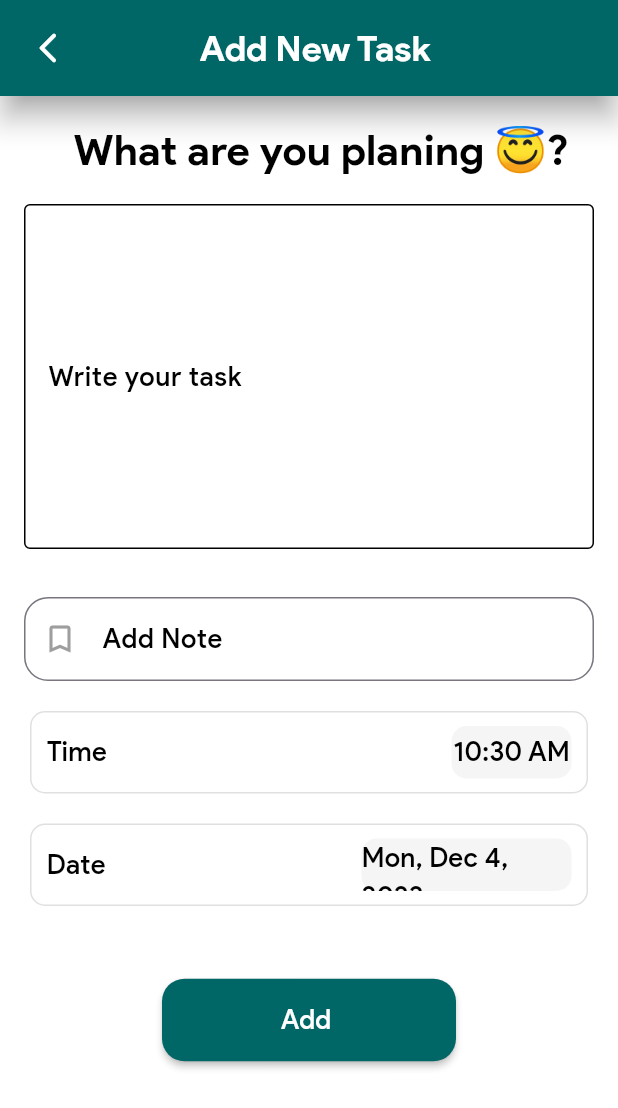
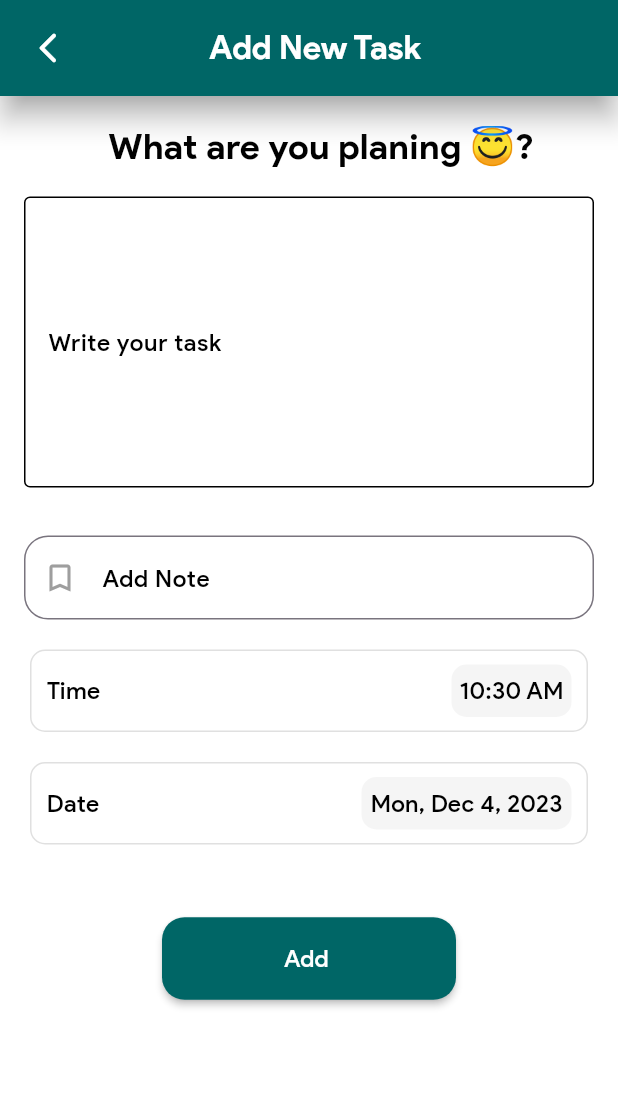
Before and after one commit to HridaySarma800/todo_flutter_bloc, a Flutter app: the screen it shows after launch, after a tap on the "add" icon, on a phone screen of 412 x 824 dp. Shown: the top 1108 px of the screen. Run offline on Flutter 3.47's test engine with Material 3 defaults, Android fonts, the phone set to English and light mode, and no system bars; our stand-ins replace animate_do, bloc, dropdown_button2, equatable, flutter_bloc, flutter_datetime_picker_plus and 2 more; missing offline and left inert: ftoast, panara_dialogs; accounts and stored records are empty.

Commit message:
Project completed

```diff
--- a/lib/logic/home_cubit/home_cubit.dart
+++ b/lib/logic/home_cubit/home_cubit.dart
@@ -8,7 +8,7 @@ import 'package:flutter_bloc/flutter_bloc.dart';
 import 'package:todo/data/impl/datat_repo_impl.dart';
 import 'package:todo/data/models/task_model.dart';
 import 'package:todo/logic/task/task_cubit.dart';
-import 'package:todo/presentation/utils/functions.dart';
+import 'package:todo/presentation/utils/globals.dart';
 
 part 'home_state.dart';
 
--- a/lib/logic/task/task_cubit.dart
+++ b/lib/logic/task/task_cubit.dart
@@ -5,7 +5,7 @@ import 'package:flutter_bloc/flutter_bloc.dart';
 import 'package:todo/data/impl/datat_repo_impl.dart';
 import 'package:todo/data/models/task_model.dart';
 import 'package:todo/logic/home_cubit/home_cubit.dart';
-import 'package:todo/presentation/utils/constants.dart';
+import 'package:todo/presentation/utils/globals.dart';
 
 part 'task_state.dart';
 
--- a/lib/presentation/component/home/empty_body_component.dart
+++ b/lib/presentation/component/home/empty_body_component.dart
@@ -21,43 +21,36 @@ class EmptyBody extends StatelessWidget {
     return Column(
       children: [
         Container(
-          margin: const EdgeInsets.fromLTRB(55, 0, 0, 0),
+          margin: const EdgeInsets.symmetric(
+              vertical: AppSize.medium, horizontal: AppSize.small),
           height: AppSize.large,
           child: Row(
             crossAxisAlignment: CrossAxisAlignment.center,
+            mainAxisAlignment: MainAxisAlignment.spaceEvenly,
             children: [
               SizedBox(
-                width: 25,
-                height: 25,
+                width: AppSize.medium,
+                height: AppSize.medium,
                 child: CircularProgressIndicator(
                   valueColor: AlwaysStoppedAnimation(ColorManager.primary),
                   backgroundColor: Colors.grey,
                   value: 1,
                 ),
               ),
-              const SizedBox(
-                width: 25,
-              ),
               Column(
                 mainAxisAlignment: MainAxisAlignment.center,
                 crossAxisAlignment: CrossAxisAlignment.start,
                 children: [
                   Text(StringsManager.mainTitle,
-                      style: headline2(color: Colors.black)),
+                      style: headline3(color: Colors.black)),
                   const SizedBox(
                     height: 3,
                   ),
-                  Text("0 of 0 task completed !", style: subHeading(color: Colors.black)),
-
+                  Text("0 of 0 task completed !",
+                      style: subHeading(color: Colors.black)),
                 ],
               ),
-              const SizedBox(
-                width: AppSize.medium,
-              ),
-              SizedBox(
-                width: AppSize.large,
-                height: AppSize.large,
-                child: BlocBuilder<DropdownCubit, DropdownState>(
+              BlocBuilder<DropdownCubit, DropdownState>(
                 builder: (context, state) {
                   if (state is DropdownInitial) {
                     return const CircularProgressIndicator();
@@ -65,8 +58,8 @@ class EmptyBody extends StatelessWidget {
                     return DropdownButtonHideUnderline(
                       child: DropdownButton2(
                         customButton: const SizedBox(
-                            height: AppSize.small,
-                            width: AppSize.small,
+                          height: AppSize.semiLarge,
+                          width: AppSize.semiLarge,
                           child: Card(
                             child: Icon(
                               Icons.filter_list,
@@ -82,9 +75,8 @@ class EmptyBody extends StatelessWidget {
                                 child: Row(
                                   children: [
                                     Icon(item.icon,
-                                          color: item ==
-                                              state
-                                                  .items[state.selected]
+                                        color:
+                                            item == state.items[state.selected]
                                                 ? Colors.greenAccent
                                                 : Colors.white,
                                         size: AppSize.semiMedium),
@@ -95,8 +87,7 @@ class EmptyBody extends StatelessWidget {
                                       child: Text(item.text,
                                           style: body(
                                             color: item ==
-                                                  state.items[
-                                                  state.selected]
+                                                    state.items[state.selected]
                                                 ? Colors.greenAccent
                                                 : Colors.white,
                                           )),
@@ -106,8 +97,8 @@ class EmptyBody extends StatelessWidget {
                           ),
                         ],
                         onChanged: (value) {
-                            BlocProvider.of<DropdownCubit>(context).toggle(
-                                state.items.indexOf(value!), state.items);
+                          BlocProvider.of<DropdownCubit>(context)
+                              .toggle(state.items.indexOf(value!), state.items);
                           BlocProvider.of<HomeCubit>(context)
                               .filter(state.items.indexOf(value));
                         },
@@ -120,8 +111,7 @@ class EmptyBody extends StatelessWidget {
                         ),
                         menuItemStyleData: MenuItemStyleData(
                           customHeights: [
-                              ...List<double>.filled(
-                                  state.items.length, 48),
+                            ...List<double>.filled(state.items.length, 48),
                           ],
                         ),
                       ),
@@ -130,18 +120,15 @@ class EmptyBody extends StatelessWidget {
                     return const SizedBox();
                   }
                 },
-                ),
               )
             ],
           ),
         ),
-
-        /// Divider
         const Padding(
           padding: EdgeInsets.only(top: 10),
           child: Divider(
             thickness: 2,
-            indent: 100,
+            indent: AppSize.large,
           ),
         ),
         Column(
--- a/lib/presentation/resources/strings_manager.dart
+++ b/lib/presentation/resources/strings_manager.dart
@@ -1,23 +1,27 @@
-class StringsManager{
+class StringsManager {
   static const String noRouteFound = "Not Found";
   static const String mainTitle = "My Tasks";
-  static const String deleteTaskText  = "Delete Task";
-  static const String addTaskText  = "Add New ";
-  static const String addTaskButtonText  = "Add ";
-  static const String updateTaskText  = "Update ";
+  static const String deleteTaskText = "Delete Task";
+  static const String addTaskText = "Add New ";
+  static const String addTaskButtonText = "Add ";
+  static const String updateTaskText = "Update ";
   static const String boxName = "tasksBox";
   static const String allTasksCompletedText = "All tasks has been completed";
   static const String taskDeletedText = "This task has been deleted";
   static const String taskText = "Task";
   static const String errorTitle = "Oops !";
-  static const String errorMessage = "There is no Task For Delete!\n Try adding some and then try to delete it!";
+  static const String errorMessage =
+      "There is no Task For Delete!\n Try adding some and then try to delete it!";
   static const String confirmationTitle = "Are you sure ?";
   static const String confirmationMessage = "Are you sure ?";
   static const String mandatoryInfoText = "All the fields are mandatory";
   static const String updateInfoText = "You must edit the tasks to update it!";
   static const String yesText = "Yes";
   static const String noText = "No";
-  static const String stateError = "Could not find ancestor widget of type BaseWidget";
+  static const String success = "Success";
+  static const String deletedMessage = "Task has been deleted";
+  static const String stateError =
+      "Could not find ancestor widget of type BaseWidget";
   static const String titleOfTitleTextField = "What are you planing 😇?";
   static const String addNote = 'Add Note';
   static const String writeTaskText = 'Write your task';
--- a/lib/presentation/resources/styles_manager.dart
+++ b/lib/presentation/resources/styles_manager.dart
@@ -11,27 +11,27 @@ TextStyle? _getTextStyle(
       fontWeight: fontWeight);
 }
 
-TextStyle? headline1({double fontSize = FontSize.f28, required Color color}) {
+TextStyle? headline1({double fontSize = FontSize.f24, required Color color}) {
   return _getTextStyle(
       fontSize, FontConstants.fontFamily, FontWeightManager.bold, color);
 }
 
-TextStyle? headline2({double fontSize = FontSize.f24, required Color color}) {
+TextStyle? headline2({double fontSize = FontSize.f22, required Color color}) {
   return _getTextStyle(
       fontSize, FontConstants.fontFamily, FontWeightManager.bold, color);
 }
 
-TextStyle? headline3({double fontSize = FontSize.f22, required Color color}) {
+TextStyle? headline3({double fontSize = FontSize.f18, required Color color}) {
   return _getTextStyle(
       fontSize, FontConstants.fontFamily, FontWeightManager.medium, color);
 }
 
-TextStyle? subHeading({double fontSize = FontSize.f18, required Color color}) {
+TextStyle? subHeading({double fontSize = FontSize.f16, required Color color}) {
   return _getTextStyle(
       fontSize, FontConstants.fontFamily, FontWeightManager.regular, color);
 }
 
-TextStyle? body({double fontSize = FontSize.f16, required Color color}) {
+TextStyle? body({double fontSize = FontSize.f14, required Color color}) {
   return _getTextStyle(
       fontSize, FontConstants.fontFamily, FontWeightManager.regular, color);
 }
--- a/lib/presentation/screens/task_screen.dart
+++ b/lib/presentation/screens/task_screen.dart
@@ -2,12 +2,13 @@ import 'package:flutter/material.dart';
 import 'package:flutter_bloc/flutter_bloc.dart';
 import 'package:flutter_datetime_picker_plus/flutter_datetime_picker_plus.dart';
 import 'package:todo/data/models/task_model.dart';
+import 'package:todo/logic/home_cubit/home_cubit.dart';
 import 'package:todo/logic/task/task_cubit.dart';
 import 'package:todo/presentation/resources/color_manager.dart';
 import 'package:todo/presentation/resources/strings_manager.dart';
 import 'package:todo/presentation/resources/styles_manager.dart';
 import 'package:todo/presentation/resources/values_manager.dart';
-import 'package:todo/presentation/utils/functions.dart';
+import 'package:todo/presentation/utils/globals.dart';
 import 'package:todo/presentation/widgets/task_app_bar.dart';
 
 import '../../logic/time/time_cubit.dart';
@@ -30,14 +31,22 @@ class _TaskScreenState extends State<TaskScreen> {
   DateTime? time;
   DateTime? date;
 
+  late TextEditingController titleController;
+  late TextEditingController subTitleController;
+
   @override
   void initState() {
     if (widget.task != null) {
       title = widget.task!.title;
       subtitle = widget.task!.subtitle;
+
       time = widget.task!.createdAtTime;
       date = widget.task!.createdAtDate;
     }
+    titleController = TextEditingController(
+        text: widget.task != null ? widget.task!.title : "");
+    subTitleController = TextEditingController(
+        text: widget.task != null ? widget.task!.subtitle : "");
     super.initState();
   }
 
@@ -68,11 +77,15 @@ class _TaskScreenState extends State<TaskScreen> {
                   height: AppSize.small,
                 ),
                 Container(
-                  width: MediaQuery.of(context).size.width,
+                  width: MediaQuery
+                      .of(context)
+                      .size
+                      .width,
                   margin:
                   const EdgeInsets.symmetric(horizontal: AppMargin.medium),
                   child: TextFormField(
                     cursorHeight: AppSize.medium,
+                    controller: titleController,
                     maxLines: 6,
                     style: headline3(
                       color: Colors.black,
@@ -96,6 +109,7 @@ class _TaskScreenState extends State<TaskScreen> {
                     },
                     onChanged: (value) {
                       title = value;
+                      titleController.text = value;
                     },
                   ),
                 ),
@@ -103,9 +117,13 @@ class _TaskScreenState extends State<TaskScreen> {
                   height: AppSize.medium,
                 ),
                 Container(
-                  width: MediaQuery.of(context).size.width,
+                  width: MediaQuery
+                      .of(context)
+                      .size
+                      .width,
                   margin: const EdgeInsets.symmetric(horizontal: 16),
                   child: TextFormField(
+                    controller: subTitleController,
                     style: const TextStyle(color: Colors.black),
                     decoration: InputDecoration(
                       prefixIcon:
@@ -128,6 +146,7 @@ class _TaskScreenState extends State<TaskScreen> {
                     },
                     onChanged: (value) {
                       subtitle = value;
+                      subTitleController.text = value;
                     },
                   ),
                 ),
@@ -149,7 +168,8 @@ class _TaskScreenState extends State<TaskScreen> {
                                       time = selectedTime;
                                       BlocProvider.of<TimeCubit>(context)
                                           .update(selectedTime, state.date);
-                                  FocusManager.instance.primaryFocus?.unfocus();
+                                      FocusManager.instance.primaryFocus
+                                          ?.unfocus();
                                     },
                                     currentTime:
                                     BlocProvider.of<TimeCubit>(context)
@@ -187,7 +207,8 @@ class _TaskScreenState extends State<TaskScreen> {
                                         child: Text(
                                           BlocProvider.of<TimeCubit>(context)
                                               .showTime(state.time),
-                                          style: subHeading(color: Colors.black),
+                                          style:
+                                          subHeading(color: Colors.black),
                                         ),
                                       ),
                                     )
@@ -206,7 +227,8 @@ class _TaskScreenState extends State<TaskScreen> {
                                       date = selectedDate;
                                       BlocProvider.of<TimeCubit>(context)
                                           .update(state.time, selectedDate);
-                                  FocusManager.instance.primaryFocus?.unfocus();
+                                      FocusManager.instance.primaryFocus
+                                          ?.unfocus();
                                     },
                                     currentTime:
                                     BlocProvider.of<TimeCubit>(context)
@@ -228,7 +250,8 @@ class _TaskScreenState extends State<TaskScreen> {
                                     Padding(
                                       padding: const EdgeInsets.only(left: 10),
                                       child: Text(StringsManager.dateString,
-                                          style: subHeading(color: Colors.black)),
+                                          style:
+                                          subHeading(color: Colors.black)),
                                     ),
                                     Expanded(child: Container()),
                                     Container(
@@ -284,6 +307,10 @@ class _TaskScreenState extends State<TaskScreen> {
                           onPressed: () {
                             BlocProvider.of<TaskCubit>(context)
                                 .deleteTask(widget.task);
+                            BlocProvider.of<HomeCubit>(context)
+                                .loadAllTasks();
+                            showToast(context, StringsManager.success,
+                                StringsManager.deletedMessage);
                             Navigator.pop(context);
                           },
                           color: Colors.white,
@@ -307,7 +334,9 @@ class _TaskScreenState extends State<TaskScreen> {
                         ),
                       )
                           : Container(),
-                      const SizedBox(height: AppSize.xl,),
+                      const SizedBox(
+                        height: AppSize.xl,
+                      ),
                       MaterialButton(
                         shape: RoundedRectangleBorder(
                           borderRadius: BorderRadius.circular(15),
@@ -328,8 +357,7 @@ class _TaskScreenState extends State<TaskScreen> {
                             tasksExists(widget.task)
                                 ? StringsManager.updateTaskText
                                 : StringsManager.addTaskButtonText,
-                          style: subHeading(color: Colors.white)
-                        ),
+                            style: subHeading(color: Colors.white)),
                       ),
                     ],
                   ),
--- a/lib/presentation/widgets/task_app_bar.dart
+++ b/lib/presentation/widgets/task_app_bar.dart
@@ -5,7 +5,7 @@ import 'package:todo/presentation/resources/color_manager.dart';
 import 'package:todo/presentation/resources/strings_manager.dart';
 import 'package:todo/presentation/resources/styles_manager.dart';
 import 'package:todo/presentation/resources/values_manager.dart';
-import 'package:todo/presentation/utils/functions.dart';
+import 'package:todo/presentation/utils/globals.dart';
 
 class TaskAppbar extends StatelessWidget implements PreferredSizeWidget {
   const TaskAppbar({super.key, required this.taskModel});
```
Also changed, not shown: lib/presentation/component/home/loaded_body_component.dart (+5 -9 lines), lib/presentation/utils/constants.dart (deleted, +0 -15 lines), lib/presentation/utils/globals.dart (renamed from lib/presentation/utils/functions.dart, +26 -1 lines), lib/presentation/widgets/task_widget.dart (+15 -14 lines), 1 other file. Lines whose indentation alone changed are shown as unchanged.
